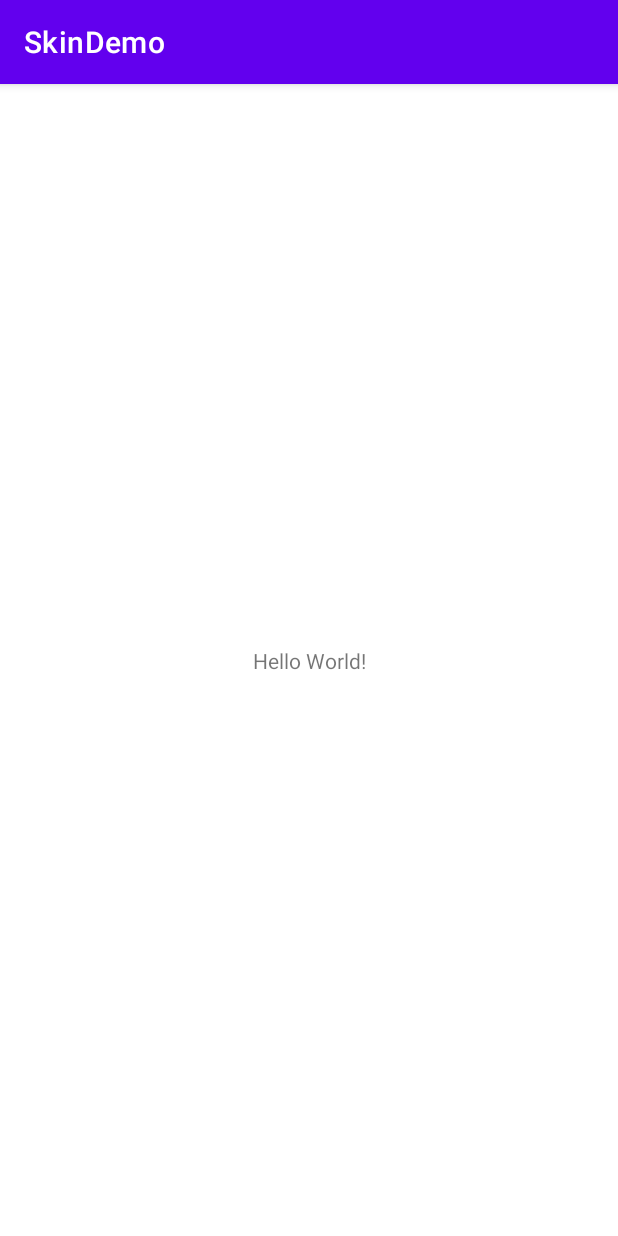
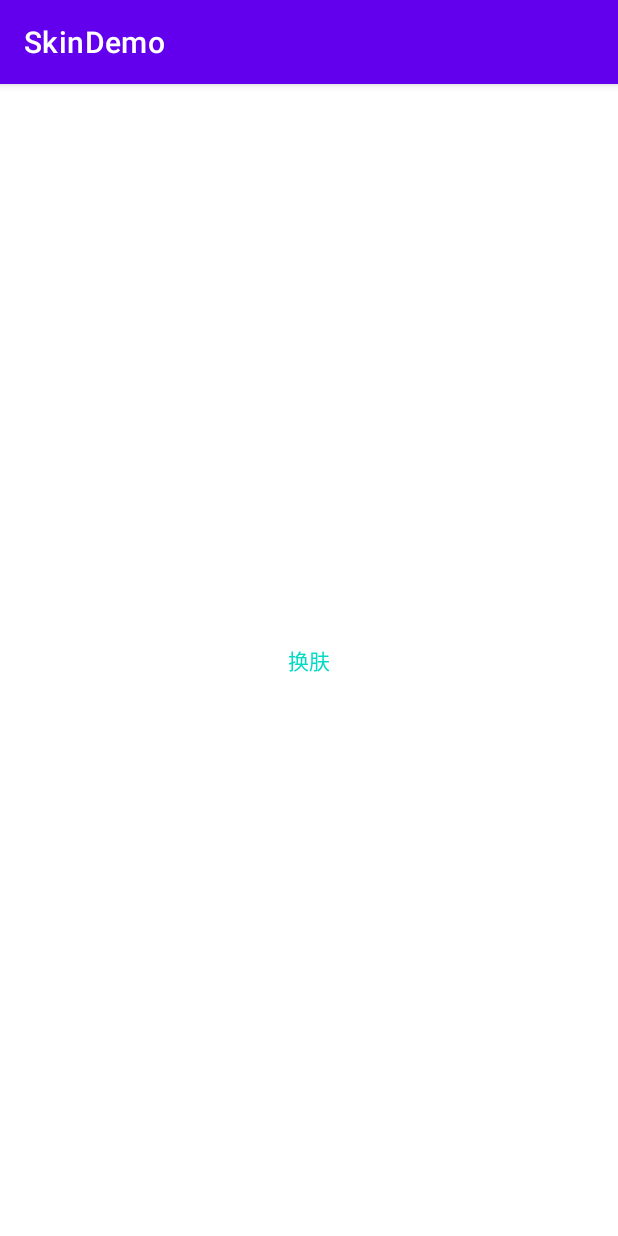
Before and after one commit to Don-Lee/SkinDemo, an Android app: the screen it shows after launch (MainActivity), on a phone screen of 412 x 824 dp. Run offline under Robolectric (Android 15) with nearby library versions, the phone set to English and light mode, and no system bars.

```diff
--- a/app/src/main/java/cn/rjgc/skindemo/MainActivity.java
+++ b/app/src/main/java/cn/rjgc/skindemo/MainActivity.java
@@ -1,12 +1,22 @@
 package cn.rjgc.skindemo;
 
+import android.Manifest;
+import android.os.Build;
+import android.os.Bundle;
+import android.os.Environment;
+import android.provider.MediaStore;
+import android.util.Log;
+import android.view.View;
+
 import androidx.appcompat.app.AppCompatActivity;
+import androidx.core.app.ActivityCompat;
 import androidx.core.view.LayoutInflaterCompat;
-
-import android.os.Bundle;
 
 import com.qc.skin.SkinInflaterFactory;
 import com.qc.skin.SkinManager;
+
+import java.util.ArrayList;
+import java.util.List;
 
 public class MainActivity extends AppCompatActivity {
 
@@ -20,10 +30,26 @@ public class MainActivity extends AppCompatActivity {
         super.onCreate(savedInstanceState);
         setContentView(R.layout.activity_main);
 
-        //Step3.下载皮肤包  todo
+        List<String> permissions = new ArrayList<>();
+        permissions.add(Manifest.permission.READ_EXTERNAL_STORAGE);
+        ActivityCompat.requestPermissions(this, permissions.toArray(new String[1]),
+                0);
+        //Step3.下载皮肤包
 
+
+        //Step5.配置换肤控件
+
+    }
+
+    public void skin(View view) {
+        // 下载目录;  根目录下的erpskin.apk是此demo的皮肤库,将apk放置到/storage/emulated/0/Android/data/cn.rjgc.skindemo/files/don下
+        String downloadPath =
+                getExternalFilesDir("don").getAbsolutePath() + "/erpskin.apk";
+        if (Build.VERSION.SDK_INT < Build.VERSION_CODES.Q) {
+            downloadPath = Environment.getExternalStorageDirectory().getAbsolutePath() + "/Download/erpskin.apk";
+        }
+        Log.e("TAG", "skin: " + downloadPath);
         //Step4.加载皮肤包
-        SkinManager.getInstance().loadSkin("皮肤包路径");
-        //Step5.配置换肤控件
+        SkinManager.getInstance().loadSkin(downloadPath);
     }
 }
--- a/app/src/main/java/cn/rjgc/skindemo/SkinApplication.java
+++ b/app/src/main/java/cn/rjgc/skindemo/SkinApplication.java
@@ -1,6 +1,7 @@
 package cn.rjgc.skindemo;
 
 import android.app.Application;
+import android.os.Environment;
 
 import com.qc.skin.SkinManager;
 
@@ -16,5 +17,7 @@ public class SkinApplication extends Application {
         // 初始化换肤 启动换肤的功能时SplashActivity中
         SkinManager.getInstance().init(this);
 //        ExtraAttrRegister.init();// 处理自定义的换肤属性
+
+
     }
 }
--- a/app/src/main/res/layout/activity_main.xml
+++ b/app/src/main/res/layout/activity_main.xml
@@ -1,7 +1,9 @@
 <?xml version="1.0" encoding="utf-8"?>
-<androidx.constraintlayout.widget.ConstraintLayout xmlns:android="http://schemas.android.com/apk/res/android"
+<androidx.constraintlayout.widget.ConstraintLayout
+    xmlns:android="http://schemas.android.com/apk/res/android"
     xmlns:app="http://schemas.android.com/apk/res-auto"
     xmlns:tools="http://schemas.android.com/tools"
+    xmlns:skin="http://schemas.android.com/android/skin"
     android:layout_width="match_parent"
     android:layout_height="match_parent"
     tools:context=".MainActivity">
@@ -9,7 +11,10 @@
     <TextView
         android:layout_width="wrap_content"
         android:layout_height="wrap_content"
-        android:text="Hello World!"
+        android:text="换肤"
+        android:textColor="@color/color_main"
+        skin:skinEnable="true"
+        android:onClick="skin"
         app:layout_constraintBottom_toBottomOf="parent"
         app:layout_constraintLeft_toLeftOf="parent"
         app:layout_constraintRight_toRightOf="parent"
--- a/app/src/main/res/values/colors.xml
+++ b/app/src/main/res/values/colors.xml
@@ -7,4 +7,5 @@
     <color name="teal_700">#FF018786</color>
     <color name="black">#FF000000</color>
     <color name="white">#FFFFFFFF</color>
+    <color name="color_main">#FF03DAC5</color>
 </resources>
```
Also changed, not shown: app/src/main/AndroidManifest.xml (+14 -0 lines), app/src/main/res/xml/file_paths.xml (added, +15 -0 lines).
